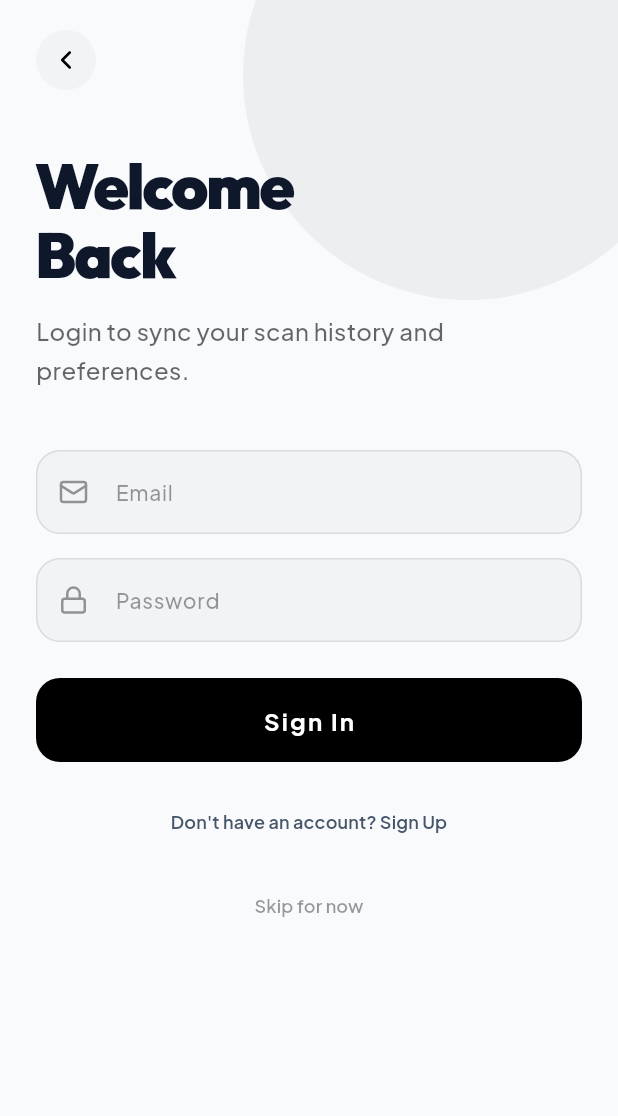
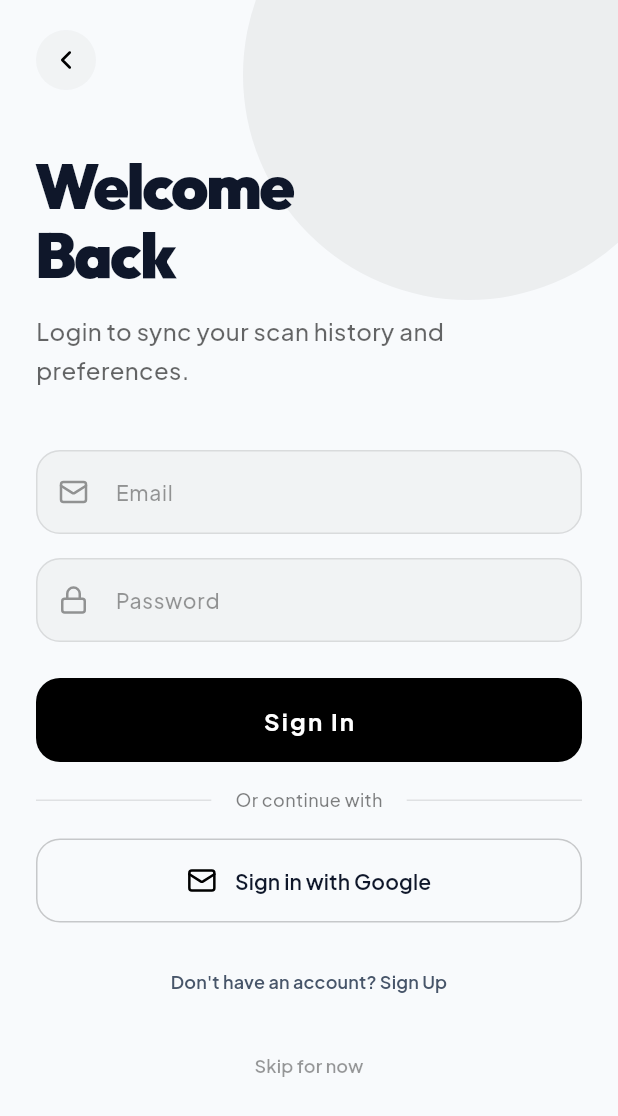
Before and after one commit to vivekvsingh19/LabelLens_ai, a Flutter app: the LoginScreen screen opened directly, on a phone screen of 412 x 824 dp. Shown: the top 1116 px of the screen. Run offline on Flutter 3.47's test engine with Material 3 defaults, Android fonts, the phone set to English and light mode, and no system bars; drawn by our look-alikes of flutter_animate, upgrader; our stand-ins replace camera, fl_chart, flutter_dotenv, flutter_riverpod, go_router, google_fonts and 7 more; accounts and stored records are empty; project files that could hold a hidden picture were left out.

Commit message:
feat: Add Google Sign-In dependencies for enhanced authentication support

```diff
--- a/lib/core/routing/app_router.dart
+++ b/lib/core/routing/app_router.dart
@@ -24,14 +24,14 @@ class AppRouter {
         builder: (context, state) => const SplashScreen(),
       ),
       // Hidden for now - keep for future use
-      // GoRoute(
-      //   path: '/onboarding',
-      //   builder: (context, state) => const OnboardingScreen(),
-      // ),
-      // GoRoute(
-      //   path: '/login',
-      //   builder: (context, state) => const LoginScreen(),
-      // ),
+      GoRoute(
+        path: '/onboarding',
+        builder: (context, state) => const OnboardingScreen(),
+      ),
+      GoRoute(
+        path: '/login',
+        builder: (context, state) => const LoginScreen(),
+      ),
       ShellRoute(
         navigatorKey: _shellNavigatorKey,
         builder: (context, state, child) => ScaffoldWithNavbar(child: child),
--- a/lib/features/onboarding/login_screen.dart
+++ b/lib/features/onboarding/login_screen.dart
@@ -6,6 +6,8 @@ import 'package:flutter_animate/flutter_animate.dart';
 import 'package:labelsafe_ai/core/services/preferences_service.dart';
 import 'package:labelsafe_ai/core/services/supabase_service.dart';
 import 'package:supabase_flutter/supabase_flutter.dart';
+import 'package:google_sign_in/google_sign_in.dart';
+import 'package:flutter_dotenv/flutter_dotenv.dart';
 
 class LoginScreen extends StatefulWidget {
   const LoginScreen({super.key});
@@ -19,6 +21,25 @@ class _LoginScreenState extends State<LoginScreen> {
   bool _isSignUp = false;
   final _emailController = TextEditingController();
   final _passwordController = TextEditingController();
+  late GoogleSignIn _googleSignIn;
+
+  @override
+  void initState() {
+    super.initState();
+    final webClientId = dotenv.env['GOOGLE_WEB_CLIENT_ID'];
+    _googleSignIn = GoogleSignIn(
+      clientId: webClientId,
+      scopes: ['email', 'profile'],
+      serverClientId: webClientId,
+    );
+  }
+
+  @override
+  void dispose() {
+    _emailController.dispose();
+    _passwordController.dispose();
+    super.dispose();
+  }
 
   Future<void> _handleAuth() async {
     final email = _emailController.text.trim();
@@ -71,6 +92,74 @@ class _LoginScreenState extends State<LoginScreen> {
       if (mounted) {
         ScaffoldMessenger.of(context).showSnackBar(
           SnackBar(content: Text('Error: $e'), backgroundColor: Colors.red),
+        );
+      }
+    } finally {
+      if (mounted) setState(() => _isLoading = false);
+    }
+  }
+
+  Future<void> _handleGoogleSignIn() async {
+    setState(() => _isLoading = true);
+
+    try {
+      // Sign out first to ensure clean state
+      await _googleSignIn.signOut();
+
+      final googleUser = await _googleSignIn.signIn();
+      if (googleUser == null) {
+        // User cancelled the sign-in
+        if (mounted) {
+          ScaffoldMessenger.of(context).showSnackBar(
+            const SnackBar(content: Text('Google Sign-In cancelled')),
+          );
+        }
+        setState(() => _isLoading = false);
+        return;
+      }
+
+      final googleAuth = await googleUser.authentication;
+
+      if (googleAuth.idToken == null) {
+        throw Exception('Failed to get Google ID token. Please check your Google Cloud OAuth configuration.');
+      }
+
+      debugPrint('Google Sign-In successful, authenticating with Supabase...');
+
+      // Sign in with Supabase using Google
+      final response = await Supabase.instance.client.auth.signInWithIdToken(
+        provider: OAuthProvider.google,
+        idToken: googleAuth.idToken!,
+        accessToken: googleAuth.accessToken,
+      );
+
+      if (response.session != null && mounted) {
+        debugPrint('Supabase authentication successful');
+        await PreferencesService().setLoggedIn(true);
+        if (mounted) context.go('/home');
+      } else {
+        throw Exception('Failed to create Supabase session');
+      }
+    } on AuthException catch (e) {
+      debugPrint('AuthException: ${e.message}');
+      if (mounted) {
+        ScaffoldMessenger.of(context).showSnackBar(
+          SnackBar(
+            content: Text('Authentication failed: ${e.message}'),
+            backgroundColor: Colors.red,
+            duration: const Duration(seconds: 5),
+          ),
+        );
+      }
+    } catch (e) {
+      debugPrint('Google Sign-In error: $e');
+      if (mounted) {
+        ScaffoldMessenger.of(context).showSnackBar(
+          SnackBar(
+            content: Text('Error: ${e.toString()}'),
+            backgroundColor: Colors.red,
+            duration: const Duration(seconds: 5),
+          ),
         );
       }
     } finally {
@@ -219,6 +308,77 @@ class _LoginScreenState extends State<LoginScreen> {
 
                     const SizedBox(height: 16),
 
+                    // Divider
+                    Row(
+                      children: [
+                        Expanded(
+                          child: Divider(
+                            color: isDark
+                                ? Colors.white.withValues(alpha: 0.1)
+                                : Colors.black.withValues(alpha: 0.1),
+                          ),
+                        ),
+                        Padding(
+                          padding: const EdgeInsets.symmetric(horizontal: 16),
+                          child: Text(
+                            'Or continue with',
+                            style: AppTheme.bodySmall(isDark).copyWith(
+                              color: isDark
+                                  ? Colors.white.withValues(alpha: 0.5)
+                                  : Colors.black.withValues(alpha: 0.5),
+                            ),
+                          ),
+                        ),
+                        Expanded(
+                          child: Divider(
+                            color: isDark
+                                ? Colors.white.withValues(alpha: 0.1)
+                                : Colors.black.withValues(alpha: 0.1),
+                          ),
+                        ),
+                      ],
+                    ).animate().fade(delay: 750.ms),
+
+                    const SizedBox(height: 16),
+
+                    // Google Sign-In Button
+                    SizedBox(
+                      width: double.infinity,
+                      height: 56,
+                      child: OutlinedButton(
+                        onPressed: _isLoading ? null : _handleGoogleSignIn,
+                        style: OutlinedButton.styleFrom(
+                          side: BorderSide(
+                            color: isDark
+                                ? Colors.white.withValues(alpha: 0.2)
+                                : Colors.black.withValues(alpha: 0.2),
+                          ),
+                          shape: RoundedRectangleBorder(
+                            borderRadius: BorderRadius.circular(16),
+                          ),
+                        ),
+                        child: Row(
+                          mainAxisAlignment: MainAxisAlignment.center,
+                          children: [
+                            Icon(
+                              LucideIcons.mail,
+                              size: 20,
+                              color: isDark ? Colors.white : Colors.black,
+                            ),
+                            const SizedBox(width: 12),
+                            Text(
+                              'Sign in with Google',
+                              style: AppTheme.body(isDark).copyWith(
+                                fontWeight: FontWeight.w600,
+                              ),
+                            ),
+                          ],
+                        ),
+                      ),
+                    ).animate().fade(delay: 800.ms).slideY(begin: 0.2, end: 0),
+
+                    const SizedBox(height: 16),
+
                     // Toggle Button
                     Center(
                       child: TextButton(
--- a/pubspec.yaml
+++ b/pubspec.yaml
@@ -30,6 +30,7 @@ dependencies:
   fl_chart: ^1.1.1
   upgrader: ^12.3.0
   supabase_flutter: ^2.12.0
+  google_sign_in: ^6.2.1
 
 dev_dependencies:
   flutter_test:
```
Also changed, not shown: lib/core/widgets/scaffold_with_navbar.dart (+6 -6 lines), 2 other files.
